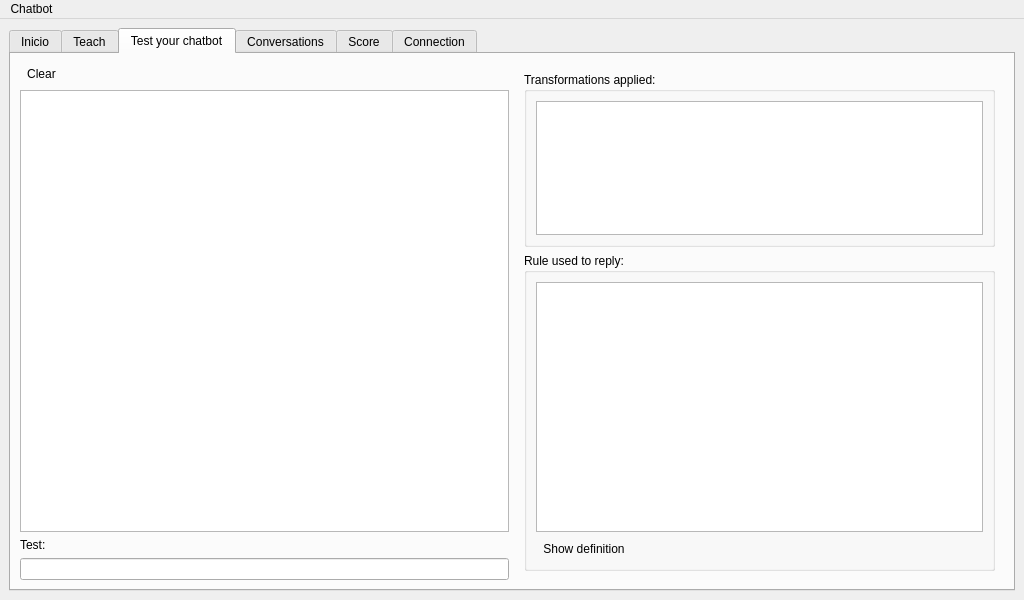
This is src/chatbot/front-end/mainwindow.ui in lvklabs/chatbot as Qt 5 draws it before an edit. The edited form follows.
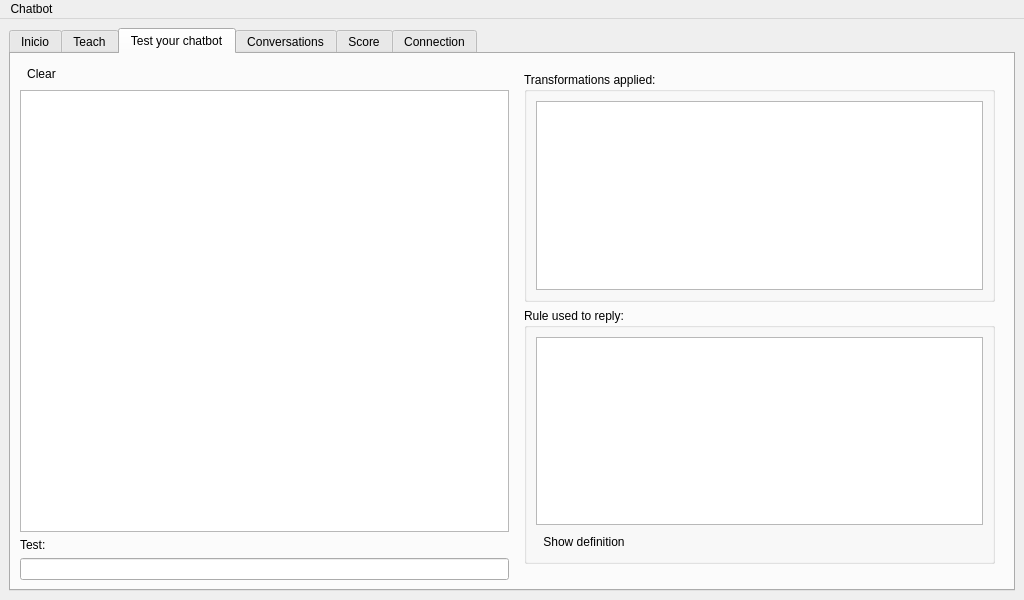
This is the edited form. Icons and pictures are not drawn. Custom widgets are drawn as their Qt base class.

Commit message: Changed size of rule text view

Diff of the .ui file:
```diff
--- a/src/chatbot/front-end/mainwindow.ui
+++ b/src/chatbot/front-end/mainwindow.ui
@@ -596,12 +596,6 @@
                    <verstretch>0</verstretch>
                   </sizepolicy>
                  </property>
-                 <property name="minimumSize">
-                  <size>
-                   <width>0</width>
-                   <height>250</height>
-                  </size>
-                 </property>
                  <property name="readOnly">
                   <bool>true</bool>
                  </property>
@@ -647,7 +641,7 @@
               <property name="sizeHint" stdset="0">
                <size>
                 <width>20</width>
-                <height>40</height>
+                <height>10</height>
                </size>
               </property>
              </spacer>
```
